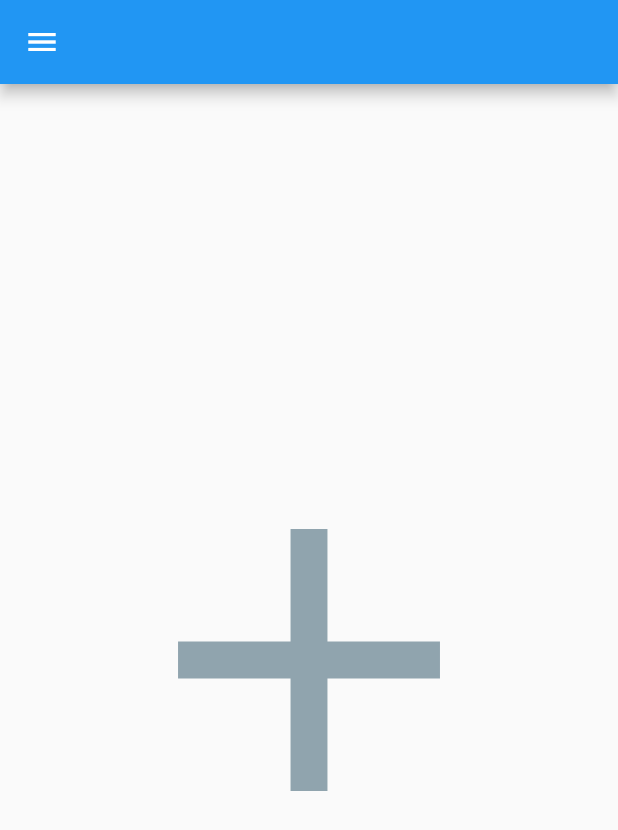
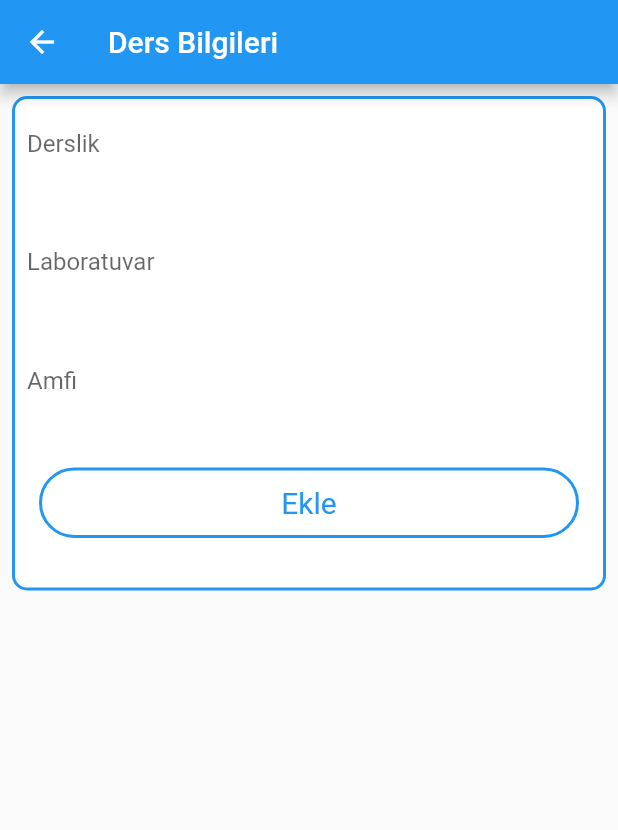
Before and after one commit to merve21c/DersProgrami, a Flutter app: the Sekle screen opened directly, on a phone screen of 412 x 824 dp. Shown: the top 830 px of the screen. Run offline on Flutter 3.47's test engine with Material 2 defaults, Android fonts, the phone set to English and light mode, and no system bars; our stand-ins replace cloud_firestore, firebase_auth, firebase_core, fluttertoast; accounts and stored records are empty.

Commit message:
Update Sekle.dart

```diff
--- a/lib/ekle_sil/Sekle.dart
+++ b/lib/ekle_sil/Sekle.dart
@@ -1,5 +1,6 @@
-import 'package:dersprogrami/%C5%9Fubeler.dart';
+import 'package:dersprogrami/servisler/Sekle_service.dart';
 import 'package:flutter/material.dart';
+import 'package:fluttertoast/fluttertoast.dart';
 
 class Sekle extends StatefulWidget {
   const Sekle({Key? key}) : super(key: key);
@@ -9,47 +10,126 @@ class Sekle extends StatefulWidget {
 }
 
 class _SekleState extends State<Sekle> {
+  final TextEditingController _derslikController= TextEditingController();
+  final TextEditingController _laboratuvarController= TextEditingController();
+  final TextEditingController _amfiController= TextEditingController();
+  SekleService _sekleService= SekleService();
   @override
   Widget build(BuildContext context) {
+    var size = MediaQuery.of(context).size;
     return Scaffold(
-        appBar: AppBar(),
+      appBar: AppBar(
+        title: Text("Ders Bilgileri"),
+      ),
+      body: Column(
+        mainAxisAlignment: MainAxisAlignment.spaceBetween,
+        children: [
+          Padding(padding: const EdgeInsets.all(8.0),
+            child: Container(
+              height: size.height * .4,
+              decoration: BoxDecoration(
+                  color: Colors.white,
+                  border: Border.all(color: Colors.blue, width: 2),
+                  borderRadius: BorderRadius.all(Radius.circular(10))),
+              child: Padding(
+                padding: const EdgeInsets.all(8.0),
+                child: Column(
+                  mainAxisAlignment: MainAxisAlignment.spaceBetween,
+                  children: [
+                    TextField(
+                        controller: _derslikController,
+                        maxLines: 2,
+                        decoration: InputDecoration(
+                          hintText: "Derslik",
+                          enabledBorder: UnderlineInputBorder(
+                            borderSide: BorderSide(color: Colors.white),
+                          ),
+                          focusedBorder: UnderlineInputBorder(
+                            borderSide: BorderSide(color: Colors.white),
+                          ),
+                          border: UnderlineInputBorder(
+                            borderSide: BorderSide(color: Colors.white),
+                          ),
+                        )),
+                    TextField(
+                        controller: _laboratuvarController,
+                        maxLines: 2,
+                        decoration: InputDecoration(
+                          hintText: "Laboratuvar ",
+                          enabledBorder: UnderlineInputBorder(
+                            borderSide: BorderSide(color: Colors.white),
+                          ),
+                          focusedBorder: UnderlineInputBorder(
+                            borderSide: BorderSide(color: Colors.white),
+                          ),
+                          border: UnderlineInputBorder(
+                            borderSide: BorderSide(color: Colors.white),
+                          ),
+                        )),
+                    TextField(
+                        controller: _amfiController,
+                        maxLines: 2,
+                        decoration: InputDecoration(
+                          hintText: "Amfi",
+                          enabledBorder: UnderlineInputBorder(
+                            borderSide: BorderSide(color: Colors.white),
+                          ),
+                          focusedBorder: UnderlineInputBorder(
+                            borderSide: BorderSide(color: Colors.white),
+                          ),
+                          border: UnderlineInputBorder(
+                            borderSide: BorderSide(color: Colors.white),
+                          ),
+                        )),
+                    Padding(
+                      padding: const EdgeInsets.only(left: 8.0, right: 8, bottom: 25),
+                      child: InkWell(
+                        onTap: () {
+                          _sekleService
+                              .addSekle(_derslikController.text , _laboratuvarController.text , _amfiController.text,'')
+                              .then((value) {
+                            Fluttertoast.showToast(
+                                msg: "Şubeler eklendi!",
+                                timeInSecForIosWeb: 5,
+                                toastLength: Toast.LENGTH_SHORT,
+                                gravity: ToastGravity.BOTTOM,
+                                backgroundColor: Colors.grey[600],
+                                textColor: Colors.white,
+                                fontSize: 14);
+                            Navigator.pop(context);
+                          });
+                        },
+                        child: Container(
+                          padding: EdgeInsets.symmetric(vertical: 5),
+                          decoration: BoxDecoration(
+                              border: Border.all(color: Colors.blue, width: 2),
+                              //color: colorPrimaryShade,
+                              borderRadius: BorderRadius.all(Radius.circular(30))),
+                          child: Padding(
+                            padding: const EdgeInsets.all(5.0),
+                            child: Center(
+                                child: Text(
+                                  "Ekle",
+                                  style: TextStyle(
+                                    color: Colors.blue,
+                                    fontSize: 20,
+                                  ),
+                                )),
+                          ),
+                        ),
+                      ),
+                    ),
+                  ],
 
-        body: Center(
-          child: Icon(
-              Icons.add,
-              color: Colors.blueGrey.shade300,
-              size: 300
-          ),
-        ),
-        drawer: Drawer(
-          child: ListView(
-            padding: EdgeInsets.zero,
-            children: <Widget>[
-              DrawerHeader(
-                child: Align(
-                  child: Column(
-                    mainAxisAlignment: MainAxisAlignment.center,
-                    children: <Widget>[
 
-                      Text(
-                        "subeler",
-                        style: TextStyle(color: Colors.black, fontSize: 25.0),
-                      ),
-                    ],
-                  ),
+
+
                 ),
               ),
-              ListTile(
-                leading: Icon(Icons.keyboard_return),
-                title: Text('Geri dön'),
-                onTap: () {
-                  Navigator.push(context,MaterialPageRoute(builder: (context)=> subeler()));
-                },
-              ),
-            ],
+            ),
           ),
-        )
+        ],
+      ),
     );
-
   }
 }
```
